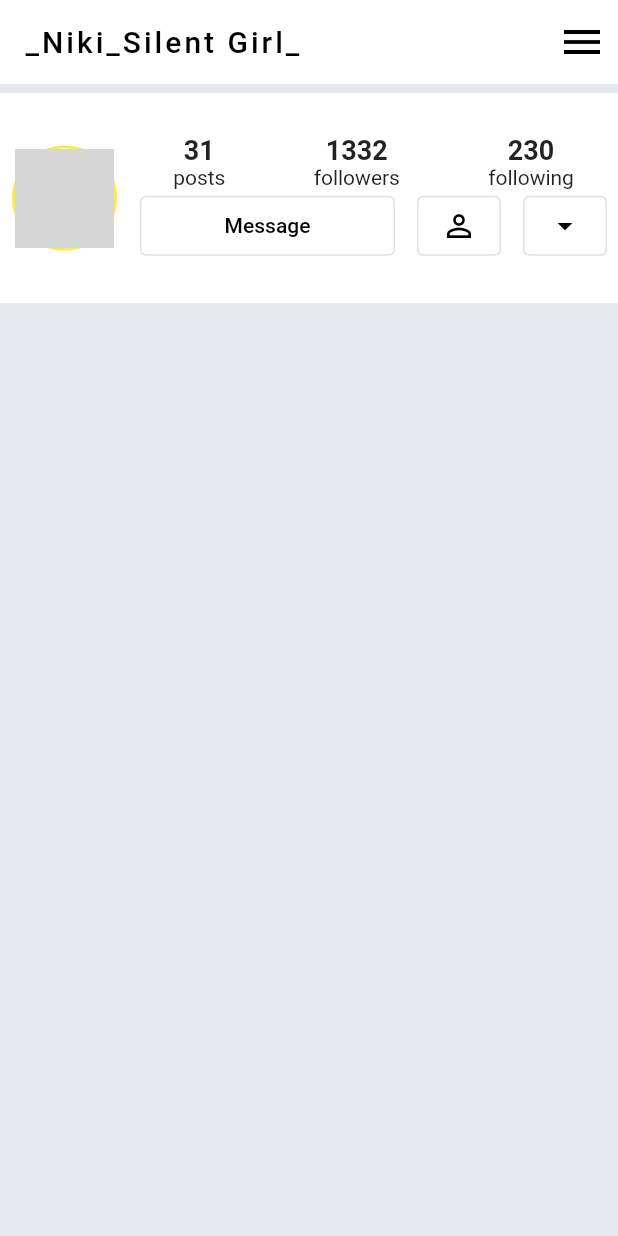
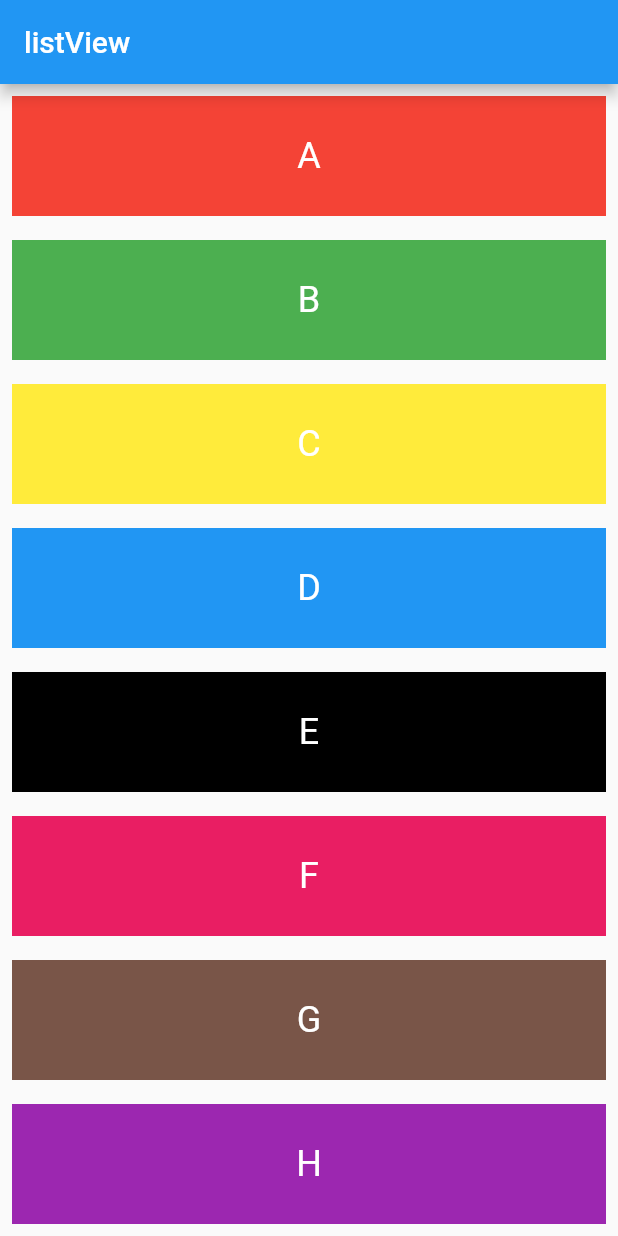
Before and after one commit to mhrhabib/insta_profile_ui, a Flutter app: the screen it shows after launch, on a phone screen of 412 x 824 dp. Run offline on Flutter 3.47's test engine with Material 2 defaults, Android fonts, the phone set to English and light mode, and no system bars; grey boxes are pictures that could not be loaded.

Commit message:
listview and builder

```diff
--- a/lib/main.dart
+++ b/lib/main.dart
@@ -1,6 +1,7 @@
 import 'package:flutter/material.dart';
 
 import 'screens/insta_profile.dart';
+import 'screens/my_listview.dart';
 
 void main() {
   runApp(const MyApp());
@@ -17,7 +18,7 @@ class MyApp extends StatelessWidget {
         primarySwatch: Colors.blue,
       ),
       darkTheme: ThemeData.dark(),
-      home: const InstaProfile(),
+      home: MyListView(),
     );
   }
 }
--- a/lib/screens/insta_profile.dart
+++ b/lib/screens/insta_profile.dart
@@ -26,7 +26,9 @@ class InstaProfile extends StatelessWidget {
           SizedBox(width: 8),
         ],
       ),
-      body: Column(
+      body: SingleChildScrollView(
+        scrollDirection: Axis.vertical,
+        child: Column(
           children: [
             Container(
               margin: const EdgeInsets.only(top: 6),
@@ -113,7 +115,7 @@ class InstaProfile extends StatelessWidget {
                           children: [
                             OutlinedButton(
                               style: OutlinedButton.styleFrom(
-                                minimumSize: const Size(170, 40)),
+                                  minimumSize: const Size(160, 40)),
                               onPressed: () {},
                               child: const Text(
                                 'Message',
@@ -154,6 +156,7 @@ class InstaProfile extends StatelessWidget {
             ),
           ],
         ),
+      ),
     );
   }
 }
--- /dev/null
+++ b/lib/screens/my_listview.dart
@@ -0,0 +1,42 @@
+import 'package:flutter/material.dart';
+
+class MyListView extends StatelessWidget {
+  List friends = ["A", "B", "C", "D", "E", "F", "G", "H", "I", "J"];
+  List<Color> colors = [
+    Colors.red,
+    Colors.green,
+    Colors.yellow,
+    Colors.blue,
+    Colors.black,
+    Colors.pink,
+    Colors.brown,
+    Colors.purple,
+    Colors.orange,
+    Colors.lime,
+  ];
+
+  @override
+  Widget build(BuildContext context) {
+    return Scaffold(
+      appBar: AppBar(title: const Text("listView")),
+      body: ListView.builder(
+          itemCount: friends.length,
+          itemBuilder: (BuildContext context, int index) {
+            return Container(
+              margin: const EdgeInsets.all(8),
+              alignment: Alignment.center,
+              height: 80,
+              width: 100,
+              color: colors[index],
+              child: Text(
+                friends[index],
+                style: const TextStyle(
+                  fontSize: 24,
+                  color: Colors.white,
+                ),
+              ),
+            );
+          }),
+    );
+  }
+}
```
Lines whose indentation alone changed are shown as unchanged.
